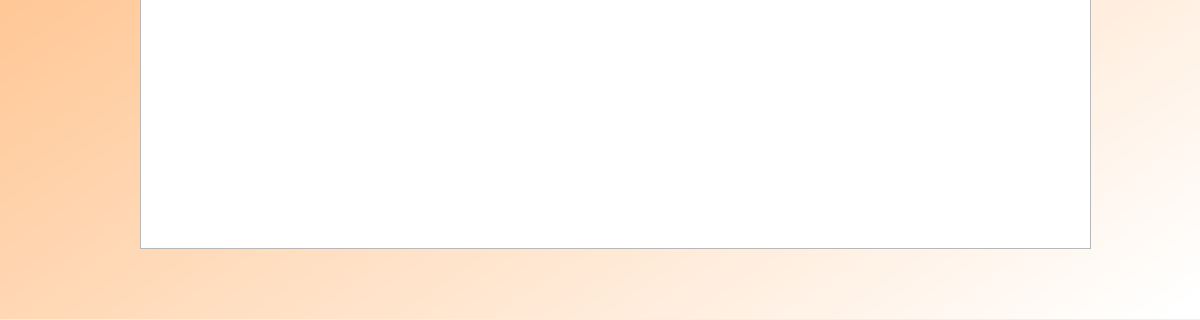
Old version of the form adminMngmnt.ui in the repository cnTalon/READ; both pictures show x 0 to 1200 and y 482 to 802 of the 1200 by 802 pixel window.
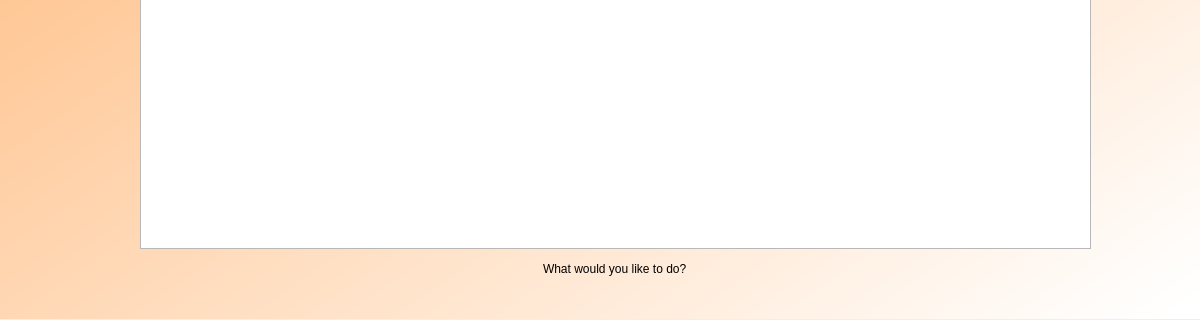
New version of the form.

Commit message: fixed aggregrate stats

```diff
--- a/adminMngmnt.ui
+++ b/adminMngmnt.ui
@@ -117,6 +117,28 @@
      </item>
     </layout>
    </widget>
+   <widget class="QWidget" name="verticalLayoutWidget_3">
+    <property name="geometry">
+     <rect>
+      <x>140</x>
+      <y>730</y>
+      <width>951</width>
+      <height>41</height>
+     </rect>
+    </property>
+    <layout class="QVBoxLayout" name="verticalLayout_3">
+     <item alignment="Qt::AlignHCenter">
+      <widget class="QLabel" name="aggregate">
+       <property name="styleSheet">
+        <string notr="true">font: 14pt &quot;DengXian&quot;; color: rgb(0, 0, 0)</string>
+       </property>
+       <property name="text">
+        <string>What would you like to do?</string>
+       </property>
+      </widget>
+     </item>
+    </layout>
+   </widget>
   </widget>
  </widget>
  <resources/>
```
The commit also changes 1 other file.
